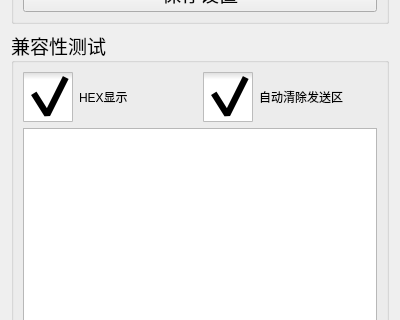
Qt form serialport_ui.ui (HITXZA/diansai2017Uper2) before a commit; both pictures show x 0 to 400 and y 178 to 498 of the 400 by 600 pixel window.
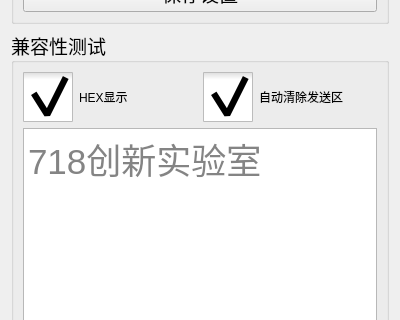
The same form after that commit. Icons and pictures are not drawn.

Patch:
```diff
--- a/serialport_ui.ui
+++ b/serialport_ui.ui
@@ -349,6 +349,13 @@
               <property name="readOnly">
                <bool>true</bool>
               </property>
+              <property name="html">
+               <string>&lt;!DOCTYPE HTML PUBLIC &quot;-//W3C//DTD HTML 4.0//EN&quot; &quot;http://www.w3.org/TR/REC-html40/strict.dtd&quot;&gt;
+&lt;html&gt;&lt;head&gt;&lt;meta name=&quot;qrichtext&quot; content=&quot;1&quot; /&gt;&lt;style type=&quot;text/css&quot;&gt;
+p, li { white-space: pre-wrap; }
+&lt;/style&gt;&lt;/head&gt;&lt;body style=&quot; font-family:'SimSun'; font-size:9pt; font-weight:400; font-style:normal;&quot;&gt;
+&lt;p style=&quot; margin-top:0px; margin-bottom:0px; margin-left:0px; margin-right:0px; -qt-block-indent:0; text-indent:0px;&quot;&gt;&lt;span style=&quot; font-size:26pt; color:#848484;&quot;&gt;718创新实验室&lt;/span&gt;&lt;/p&gt;&lt;/body&gt;&lt;/html&gt;</string>
+              </property>
              </widget>
             </item>
             <item>
```
